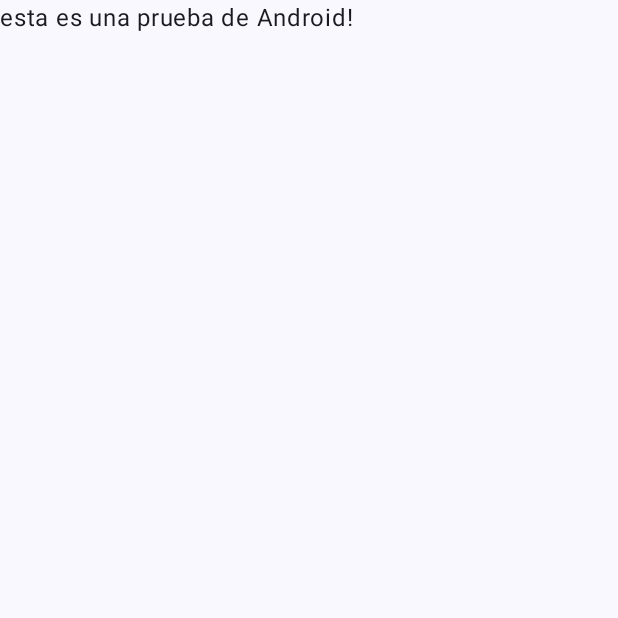
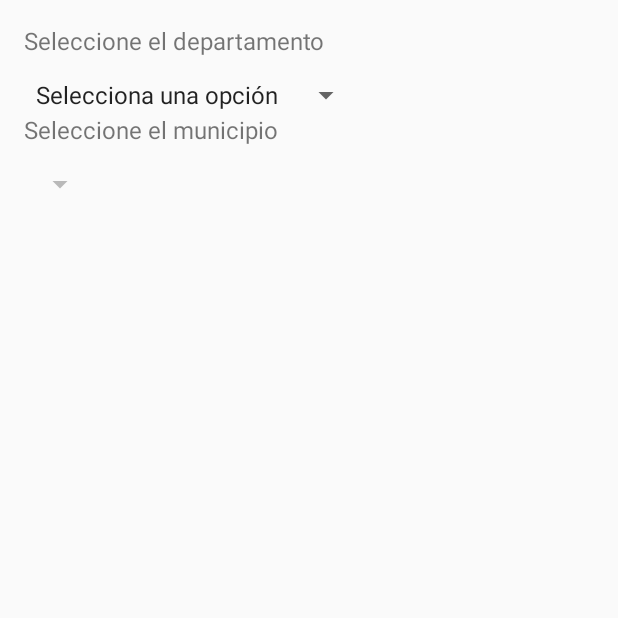
Before and after one commit to Oomars1/VolumenTanque, an Android app built with Jetpack Compose: the screen it shows after launch (MainActivity), on a phone screen of 412 x 824 dp, the top half of it. Run offline under Robolectric (Android 15) with nearby library versions, the phone set to English and light mode, and no system bars.

Commit message:
Agregamos interfaz primaria donde se hizo spinners para seleccion de departamentos y municipios

```diff
--- a/app/build.gradle.kts
+++ b/app/build.gradle.kts
@@ -56,6 +56,7 @@ dependencies {
     implementation(libs.androidx.ui.graphics)
     implementation(libs.androidx.ui.tooling.preview)
     implementation(libs.androidx.material3)
+    implementation(libs.play.services.maps)
     testImplementation(libs.junit)
     androidTestImplementation(libs.androidx.junit)
     androidTestImplementation(libs.androidx.espresso.core)
--- a/app/src/main/java/com/example/calculadoradevolumen/MainActivity.kt
+++ b/app/src/main/java/com/example/calculadoradevolumen/MainActivity.kt
@@ -1,6 +1,13 @@
 package com.example.calculadoradevolumen
 
 import android.os.Bundle
+import android.view.View
+import android.widget.AdapterView
+import android.widget.ArrayAdapter
+import android.widget.Button
+import android.widget.EditText
+import android.widget.Spinner
+import android.widget.TextView
 import androidx.activity.ComponentActivity
 import androidx.activity.compose.setContent
 import androidx.activity.enableEdgeToEdge
@@ -14,17 +21,63 @@ import androidx.compose.ui.tooling.preview.Preview
 import com.example.calculadoradevolumen.ui.theme.CalculadoraDeVolumenTheme
 
 class MainActivity : ComponentActivity() {
+    // Declarar spinnerMunicipality como una variable miembro de la clase MainActivity
+    private lateinit var spinnerMunicipality: Spinner
     override fun onCreate(savedInstanceState: Bundle?) {
         super.onCreate(savedInstanceState)
-        enableEdgeToEdge()
-        setContent {
-            CalculadoraDeVolumenTheme {
-                Scaffold(modifier = Modifier.fillMaxSize()) { innerPadding ->
-                    Greeting(
-                            name = "Android",
-                            modifier = Modifier.padding(innerPadding)
-                    )
+        setContentView(R.layout.activity_main)
+
+        val spinner1: Spinner = findViewById(R.id.spinner1)
+        val spinner2: Spinner = findViewById(R.id.spinner2)
+
+        // Datos para el primer spinner
+        val options1 = arrayOf("Selecciona una opción", "Santa Ana", "Ahuachapan", "Sonsonate")
+
+        // Adaptador para el primer spinner
+        val adapter1 = ArrayAdapter(this, android.R.layout.simple_spinner_item, options1)
+        adapter1.setDropDownViewResource(android.R.layout.simple_spinner_dropdown_item)
+        spinner1.adapter = adapter1
+
+        // Datos para el segundo spinner
+        val options2 = arrayOf("Santa Ana Centro", "Santa Ana  Norte", "Santa Ana Este", "Santa Ana Oeste","Metapan")
+        val options3 = arrayOf("Ahuachapan", "Atiquizaya", "Apaneca", "Concepcion Ataco", "El Refugio")
+        val options4 = arrayOf("Nahuizalco", "Juayua", "Salcoatitan")
+
+        // Configurar el listener para el primer spinner
+        spinner1.onItemSelectedListener = object : AdapterView.OnItemSelectedListener {
+            override fun onItemSelected(parent: AdapterView<*>, view: View, position: Int, id: Long) {
+                when (position) {
+                    1 -> {
+                        // Habilitar el segundo spinner con opciones para "Opción 1"
+                        val adapter2 = ArrayAdapter(this@MainActivity, android.R.layout.simple_spinner_item, options2)
+                        adapter2.setDropDownViewResource(android.R.layout.simple_spinner_dropdown_item)
+                        spinner2.adapter = adapter2
+                        spinner2.isEnabled = true
+                    }
+                    2 -> {
+                        // Habilitar el segundo spinner con opciones para "Opción 2"
+                        val adapter2 = ArrayAdapter(this@MainActivity, android.R.layout.simple_spinner_item, options3)
+                        adapter2.setDropDownViewResource(android.R.layout.simple_spinner_dropdown_item)
+                        spinner2.adapter = adapter2
+                        spinner2.isEnabled = true
+                    }
+                    3 -> {
+                        // Habilitar el segundo spinner con opciones para "Opción 3"
+                        val adapter2 = ArrayAdapter(this@MainActivity, android.R.layout.simple_spinner_item, options4)
+                        adapter2.setDropDownViewResource(android.R.layout.simple_spinner_dropdown_item)
+                        spinner2.adapter = adapter2
+                        spinner2.isEnabled = true
+                    }
+                    else -> {
+                        // Deshabilitar el segundo spinner si no se selecciona una opción válida
+                        spinner2.isEnabled = false
+                    }
                 }
+            }
+
+            override fun onNothingSelected(parent: AdapterView<*>) {
+                // No hacer nada si no se selecciona nada
+                spinner2.isEnabled = false
             }
         }
     }
@@ -33,7 +86,7 @@ class MainActivity : ComponentActivity() {
 @Composable
 fun Greeting(name: String, modifier: Modifier = Modifier) {
     Text(
-            text = "esta es una prueba de $name!",
+            text = "esta es una prueba de  $name!",
             modifier = modifier
     )
 }
--- /dev/null
+++ b/app/src/main/res/layout/activity_main.xml
@@ -0,0 +1,40 @@
+<?xml version="1.0" encoding="utf-8"?>
+<LinearLayout xmlns:android="http://schemas.android.com/apk/res/android"
+    xmlns:tools="http://schemas.android.com/tools"
+    android:layout_width="match_parent"
+    android:layout_height="match_parent"
+    android:orientation="vertical"
+    android:padding="16dp"
+    tools:context=".MainActivity">
+
+    <TextView
+        android:layout_width="match_parent"
+        android:layout_height="wrap_content"
+        android:text="@string/hint_select_department"
+        android:textSize="16sp"
+        android:paddingBottom="8dp"/>
+
+    <Spinner
+        android:id="@+id/spinner1"
+        android:layout_width="wrap_content"
+        android:layout_height="wrap_content"
+        android:layout_centerHorizontal="true"
+        android:layout_marginTop="5dp" />
+
+    <TextView
+        android:layout_width="match_parent"
+        android:layout_height="wrap_content"
+        android:text="@string/hint_select_municipality"
+        android:textSize="16sp"
+        android:paddingBottom="8dp"/>
+
+    <Spinner
+        android:id="@+id/spinner2"
+        android:layout_width="wrap_content"
+        android:layout_height="wrap_content"
+        android:layout_below="@id/spinner1"
+        android:layout_marginTop="5dp"
+        android:layout_centerHorizontal="true"
+        android:enabled="false" />
+
+</LinearLayout>
--- a/app/src/main/res/values/strings.xml
+++ b/app/src/main/res/values/strings.xml
@@ -1,3 +1,8 @@
 <resources>
-    <string name="app_name">Calculadora De Volumen</string>
+    <string name="app_name">Tank Volume Calculator</string>
+    <string name="hint_select_department">Seleccione el departamento</string>
+    <string name="hint_select_municipality">Seleccione el municipio</string>
+
+
+
 </resources>
--- a/gradle/libs.versions.toml
+++ b/gradle/libs.versions.toml
@@ -8,6 +8,7 @@ espressoCore = "3.5.1"
 lifecycleRuntimeKtx = "2.6.1"
 activityCompose = "1.8.0"
 composeBom = "2023.08.00"
+playServicesMaps = "18.2.0"
 
 [libraries]
 androidx-core-ktx = { group = "androidx.core", name = "core-ktx", version.ref = "coreKtx" }
@@ -24,6 +25,7 @@ androidx-ui-tooling-preview = { group = "androidx.compose.ui", name = "ui-toolin
 androidx-ui-test-manifest = { group = "androidx.compose.ui", name = "ui-test-manifest" }
 androidx-ui-test-junit4 = { group = "androidx.compose.ui", name = "ui-test-junit4" }
 androidx-material3 = { group = "androidx.compose.material3", name = "material3" }
+play-services-maps = { group = "com.google.android.gms", name = "play-services-maps", version.ref = "playServicesMaps" }
 
 [plugins]
 android-application = { id = "com.android.application", version.ref = "agp" }
```
